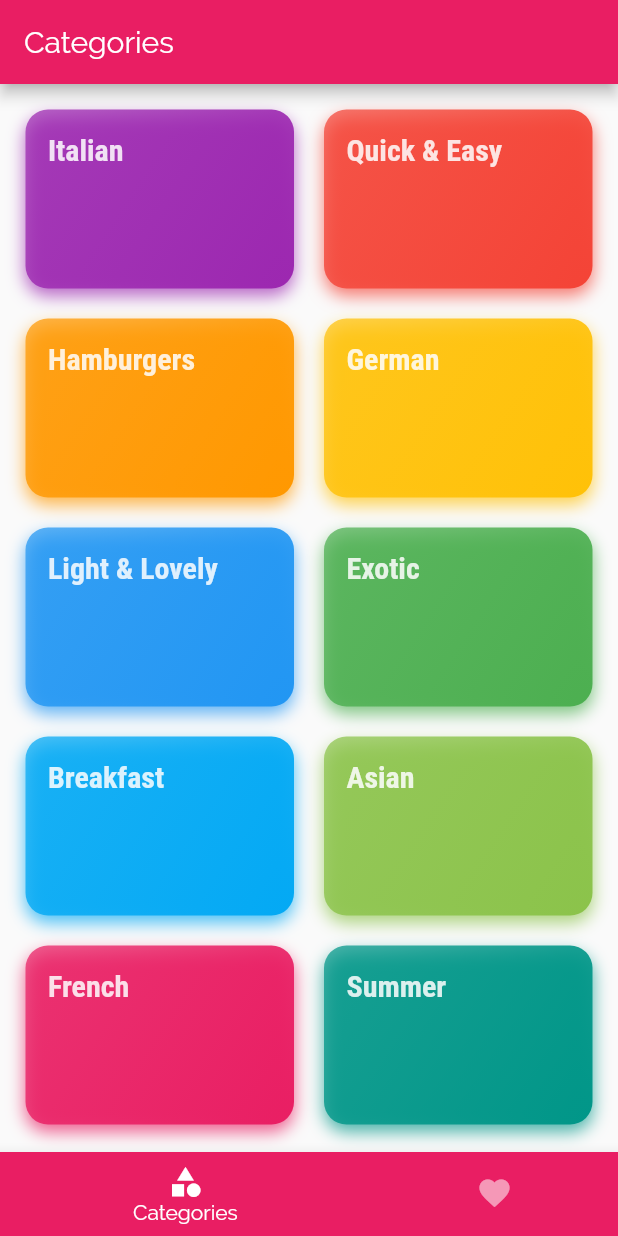
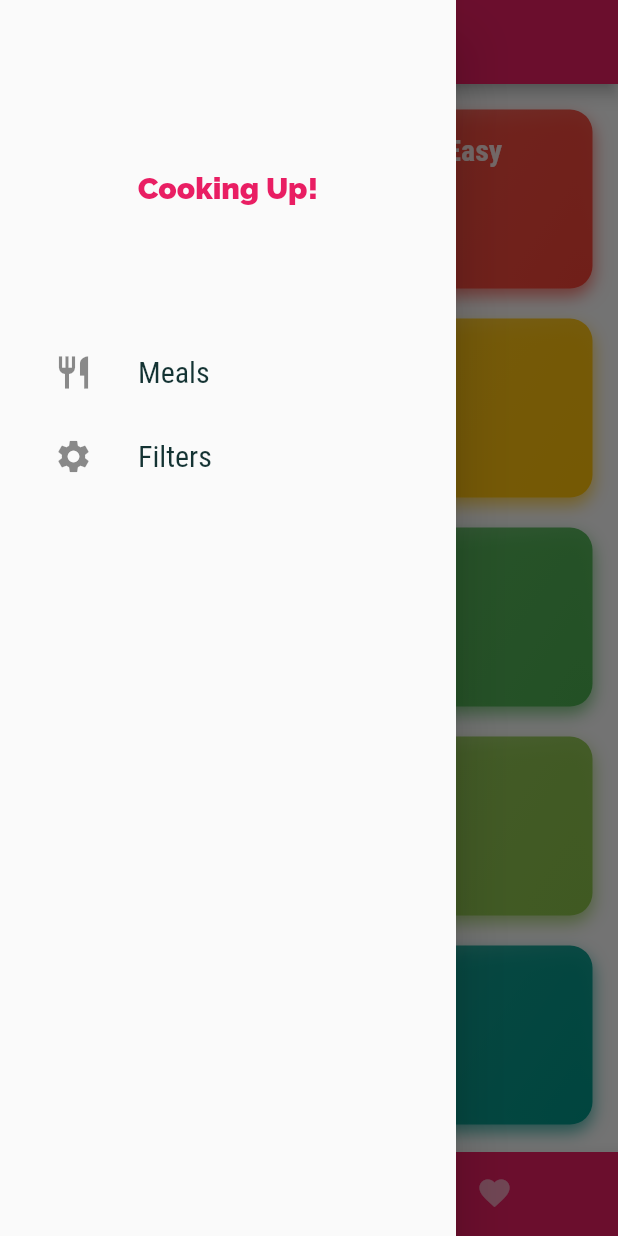
Before and after one commit to JyotinderSingh/Recipes-App-in-Flutter, a Flutter app: the screen it shows after launch, with the side drawer open (before the commit the screen has no drawer), on a phone screen of 412 x 824 dp. Run offline on Flutter 3.47's test engine with Material 2 defaults, Android fonts, the phone set to English and light mode, and no system bars.

Commit message:
sidebar menu added

```diff
--- a/lib/screens/meal_detail_screen.dart
+++ b/lib/screens/meal_detail_screen.dart
@@ -9,7 +9,7 @@ class MealDetailScreen extends StatelessWidget {
     return Container(
       alignment: Alignment.centerLeft,
       margin: EdgeInsets.only(
-        top: 25,
+        top: 30,
         left: 20,
         bottom: 20,
       ),
@@ -27,8 +27,8 @@ class MealDetailScreen extends StatelessWidget {
 
   Widget buildContainer(Widget child, double height) {
     return Container(
-      padding: EdgeInsets.symmetric(horizontal: 10),
-      margin: EdgeInsets.only(top: 5, left: 5, right: 5, bottom: 15),
+      // padding: EdgeInsets.symmetric(horizontal: 10),
+      margin: EdgeInsets.only(top: 5),
       height: height,
       decoration: BoxDecoration(
           // border:
@@ -72,7 +72,7 @@ class MealDetailScreen extends StatelessWidget {
                       shape: RoundedRectangleBorder(
                         borderRadius: BorderRadius.circular(10),
                       ),
-                      elevation: 3,
+                      // elevation: 3,
                       color: Theme.of(context).accentColor,
                       child: Padding(
                         padding: EdgeInsets.only(
@@ -84,6 +84,7 @@ class MealDetailScreen extends StatelessWidget {
                         child: Text(
                           selectedMeal.ingredients[index],
                           style: TextStyle(
+                            color: Colors.black.withOpacity(0.6),
                             fontSize: 15,
                             fontFamily: 'Raleway',
                             fontWeight: FontWeight.bold,
@@ -102,6 +103,7 @@ class MealDetailScreen extends StatelessWidget {
                 ListView.builder(
                   itemBuilder: (ctx, index) => Column(children: [
                     ListTile(
+                      contentPadding: EdgeInsets.only(left:20, right: 20),
                       leading: CircleAvatar(
                         child: Text('# ${(index + 1)}'),
                       ),
--- a/lib/screens/tabs_screen.dart
+++ b/lib/screens/tabs_screen.dart
@@ -1,5 +1,6 @@
 import 'package:flutter/material.dart';
 
+import '../widgets/main_drawer.dart';
 import './favourites_screen.dart';
 import './categories_screen.dart';
 
@@ -27,6 +28,7 @@ class _TabsScreenState extends State<TabsScreen> {
       appBar: AppBar(
         title: Text(_pages[_selectedPageIndex]['title']),
       ),
+      drawer: MainDrawer(),
       body: _pages[_selectedPageIndex]['page'],
       bottomNavigationBar: BottomNavigationBar(
         onTap: _selectPage,
--- /dev/null
+++ b/lib/widgets/main_drawer.dart
@@ -0,0 +1,64 @@
+import 'package:flutter/material.dart';
+
+class MainDrawer extends StatelessWidget {
+  Widget buildListTile(String text, IconData icon) {
+    return Container(
+      padding: EdgeInsets.only(left: 20),
+      child: ListTile(
+        leading: Icon(
+          icon,
+          size: 26,
+        ),
+        title: Text(
+          text,
+          style: TextStyle(
+            fontFamily: 'RobotoCondensed',
+            fontSize: 20,
+            // fontWeight: FontWeight.bold,
+          ),
+        ),
+        onTap: () {
+          // ...
+        },
+      ),
+    );
+  }
+
+  @override
+  Widget build(BuildContext context) {
+    return Drawer(
+      child: SafeArea(
+        child: Column(
+          children: <Widget>[
+            Container(
+              margin: EdgeInsets.only(top: 50),
+              height: 150,
+              width: double.infinity,
+              padding: EdgeInsets.all(20),
+              alignment: Alignment.center,
+              child: Text(
+                'Cooking Up!',
+                style: TextStyle(
+                  fontWeight: FontWeight.w900,
+                  fontSize: 20,
+                  color: Theme.of(context).primaryColor,
+                ),
+              ),
+            ),
+            SizedBox(
+              height: 20,
+            ),
+            buildListTile(
+              'Meals',
+              Icons.restaurant,
+            ),
+            buildListTile(
+              'Filters',
+              Icons.settings,
+            ),
+          ],
+        ),
+      ),
+    );
+  }
+}
```
